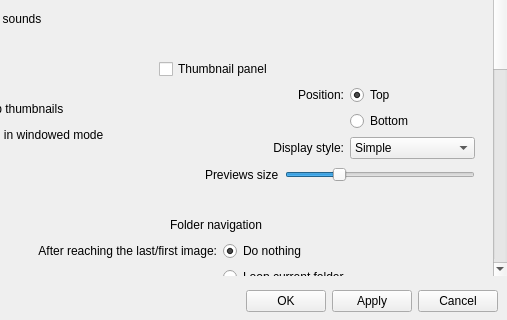
Above: qimgv/gui/dialogs/settingsdialog.ui from do-i/thumbgrid before the change; both pictures show x 233 to 740 and y 360 to 680 of the 740 by 680 pixel window. Below: the same form after it.
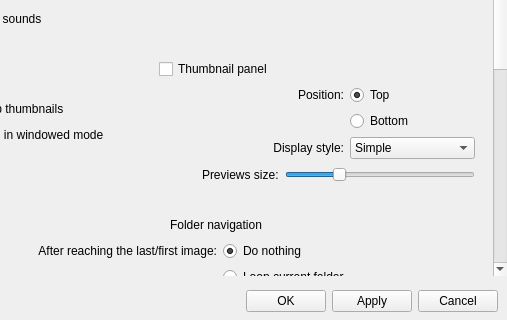
That is the form after the change. The open tabs and pages were chosen to show the change. Custom widgets are drawn as their Qt base class.

Commit message: print dialog tweak

```diff
--- a/qimgv/gui/dialogs/settingsdialog.ui
+++ b/qimgv/gui/dialogs/settingsdialog.ui
@@ -287,8 +287,8 @@
               <property name="geometry">
                <rect>
                 <x>0</x>
-                <y>0</y>
-                <width>484</width>
+                <y>-150</y>
+                <width>539</width>
                 <height>1064</height>
                </rect>
               </property>
@@ -1265,7 +1265,7 @@
                        <item>
                         <widget class="QLabel" name="label_4">
                          <property name="text">
-                          <string>Previews size</string>
+                          <string>Previews size:</string>
                          </property>
                         </widget>
                        </item>
```
Left out of the diff: 6 changed lines with no effect on the pictures. The commit also changes 1 other file.
